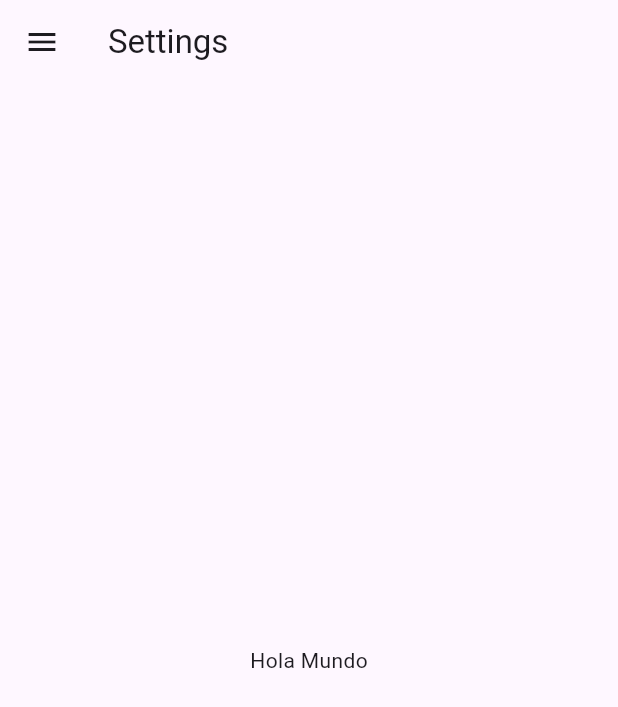
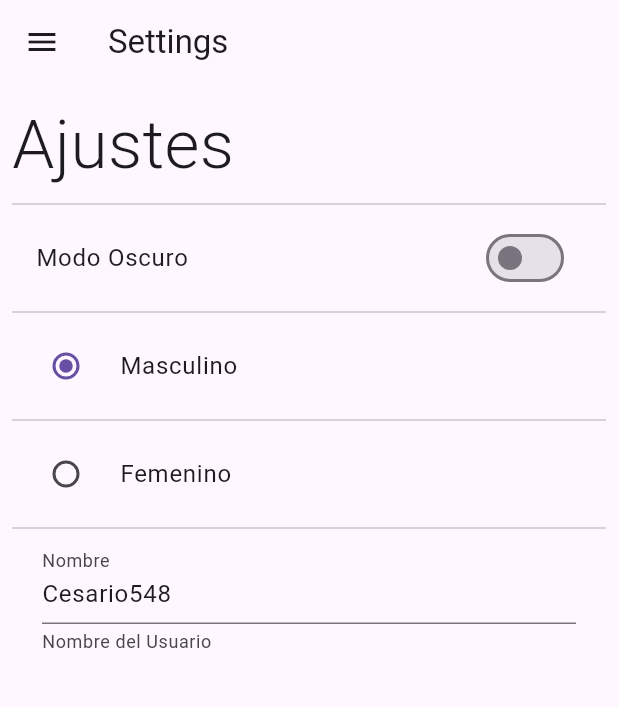
Before and after one commit to Cesarcceo/preferencias_de_usuario, a Flutter app: the SettingsScreen screen opened by its route, on a phone screen of 412 x 824 dp. Shown: the top 707 px of the screen. Run offline on Flutter 3.47's test engine with Material 3 defaults, Android fonts, the phone set to English and light mode, and no system bars.

Commit message:
New feature (screens): :sparkles: se agregaron configuraciones para el usuario, todavia no se puede guarda la informacion

```diff
--- a/lib/screens/home_screen.dart
+++ b/lib/screens/home_screen.dart
@@ -13,9 +13,17 @@ class HomeScreen extends StatelessWidget {
         title: const Text('Home'),
       ),
       drawer: const SideMenu(),
-      body: const Center(
-        child: Text('Hola Mundo'),
-     ),
+      body: const Column(
+        mainAxisAlignment: MainAxisAlignment.center,
+        children: [
+          Text('Tema Oscuro: '),
+          Divider(),
+          Text('Genero '),
+          Divider(),
+          Text('Nombre de Usuario: '),
+          Divider(),
+        ],
+      )
    );
   }
 }
--- a/lib/screens/settings_screen.dart
+++ b/lib/screens/settings_screen.dart
@@ -2,9 +2,18 @@ import 'package:flutter/material.dart';
 import 'package:preferencias_de_usuario/widgets/widgets.dart';
 
 
-class SettingsScreen extends StatelessWidget {
+class SettingsScreen extends StatefulWidget {
 
   static const String routeName = 'Settings';
+
+  @override
+  State<SettingsScreen> createState() => _SettingsScreenState();
+}
+
+class _SettingsScreenState extends State<SettingsScreen> {
+  bool isDarkmode=false;
+  int gender=1;
+  String name='Sergio8987';
 
   @override
   Widget build(BuildContext context) {
@@ -13,9 +22,64 @@ class SettingsScreen extends StatelessWidget {
         title: const Text('Settings'),
       ),
       drawer: const SideMenu(),
-      body: Center(
-        child: Text('Hola Mundo'),
-     ),
+      body: Padding(
+        padding: const EdgeInsets.all(8.0),
+        child: SingleChildScrollView(
+          child: Column(
+            crossAxisAlignment: CrossAxisAlignment.start,
+            children: [
+              const Text('Ajustes', style: TextStyle(fontSize:45, fontWeight: FontWeight.w300 )),
+              const Divider(),
+              SwitchListTile(
+                value: isDarkmode,
+                title: const Text('Modo Oscuro'),
+                onChanged: (value) {
+                  isDarkmode=value;
+                  setState(() {});
+                }
+              ),
+              const Divider(),
+              RadioListTile(
+                value: 1,
+                groupValue: gender,
+                title: const Text('Masculino'),
+                onChanged: (value){
+                  gender=value??1;
+                  setState(() {});
+                },
+              ),
+
+              const Divider(),
+              RadioListTile(
+                value: 2,
+                groupValue: gender,
+                title: const Text('Femenino'),
+                onChanged: (value){
+                  gender=value??2;
+                  setState(() {});
+                },
+              ),
+
+              const Divider(),
+              Padding(
+                padding: const EdgeInsets.symmetric(horizontal: 20),
+                child: TextFormField(
+                  initialValue: 'Cesario548',
+                  onChanged: (value) {
+                    name=value;
+                    setState(() {});
+                  },
+                  decoration: const  InputDecoration(
+                    labelText: 'Nombre',
+                    helperText: 'Nombre del Usuario'
+                  ),
+                ),
+              )
+
+            ],
+          ),
+        ),
+      )
    );
   }
 }
```
